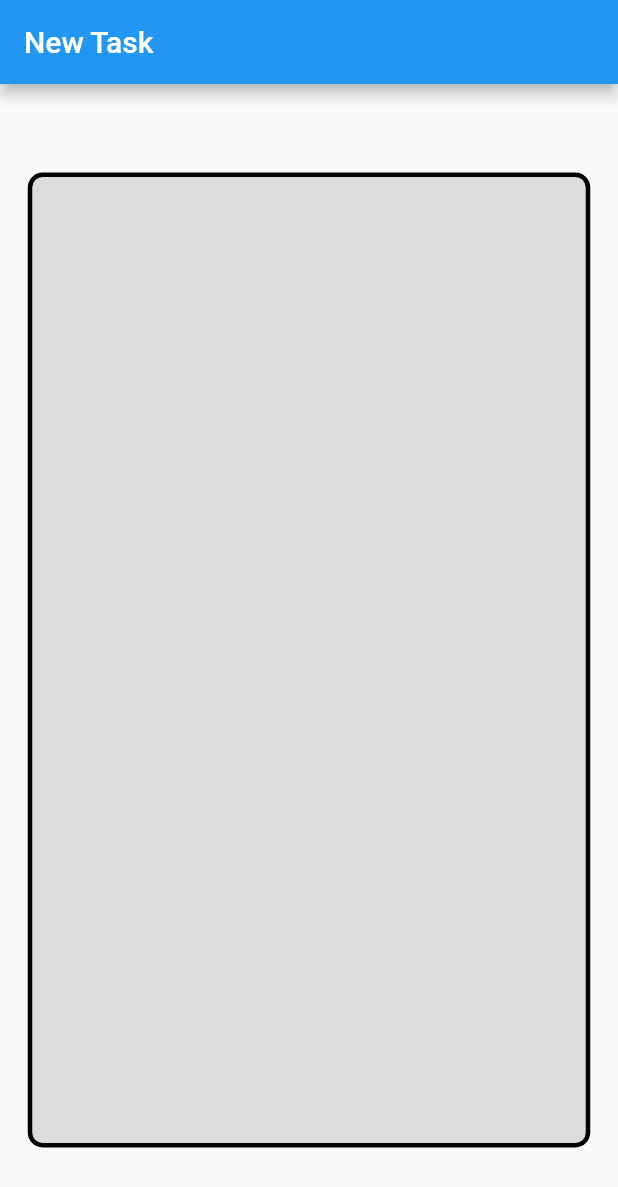
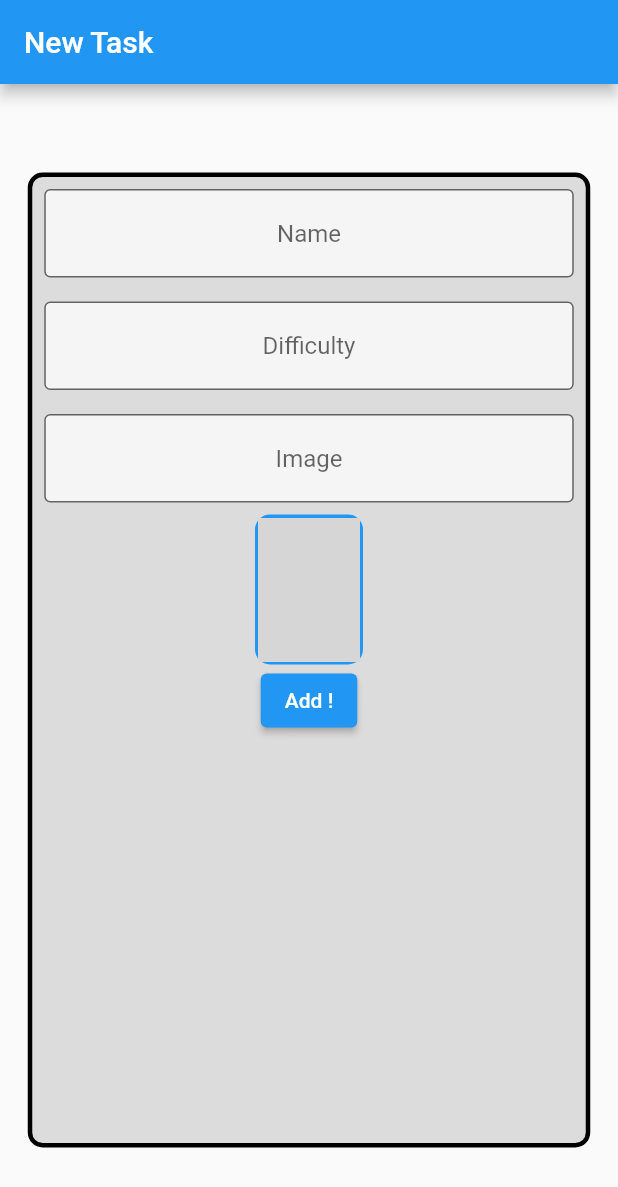
Before and after one commit to EduardoBritto22/task_force, a Flutter app: the screen it shows after launch, on a phone screen of 412 x 824 dp. Shown: the top 1187 px of the screen. Run offline on Flutter 3.47's test engine with Material 2 defaults, Android fonts, the phone set to English and light mode, and no system bars; network calls fail; grey boxes are pictures that could not be loaded.

Commit message:
- Add the form fields for name, difficulty and image

```diff
--- a/lib/screens/form_screen.dart
+++ b/lib/screens/form_screen.dart
@@ -8,6 +8,10 @@ class FormScreen extends StatefulWidget {
 }
 
 class _FormScreenState extends State<FormScreen> {
+  TextEditingController nameController = TextEditingController();
+  TextEditingController difficultyController = TextEditingController();
+  TextEditingController imageController = TextEditingController();
+
   @override
   Widget build(BuildContext context) {
     return Scaffold(
@@ -24,7 +28,62 @@ class _FormScreenState extends State<FormScreen> {
               border: Border.all(width: 3)),
           child: Column(
             children: [
+              Padding(
+                padding: const EdgeInsets.all(8.0),
+                child: TextFormField(
+                  textAlign: TextAlign.center,
+                  controller: nameController,
+                  decoration: InputDecoration(
+                      border: OutlineInputBorder(),
+                      hintText: 'Name',
+                      fillColor: Colors.white70,
+                      filled: true),
+                ),
+              ),
+              Padding(
+                padding: const EdgeInsets.all(8.0),
+                child: TextFormField(
+                  textAlign: TextAlign.center,
+                  controller: difficultyController,
+                  decoration: InputDecoration(
+                      border: OutlineInputBorder(),
+                      hintText: 'Difficulty',
+                      fillColor: Colors.white70,
+                      filled: true),
+                ),
+              ),
+              Padding(
+                padding: const EdgeInsets.all(8.0),
+                child: TextFormField(
+                  onChanged: (text){
+                    setState(() {
 
+                    });
+                  },
+                  textAlign: TextAlign.center,
+                  controller: imageController,
+                  decoration: InputDecoration(
+                      border: OutlineInputBorder(),
+                      hintText: 'Image',
+                      fillColor: Colors.white70,
+                      filled: true),
+                ),
+              ),
+              Container(
+                height: 100,
+                width: 72,
+                decoration: BoxDecoration(
+                  color: Colors.blue,
+                  borderRadius: BorderRadius.circular(10),
+                  border: Border.all(width: 2, color: Colors.blue)
+                ),
+                child: ClipRRect(
+                  borderRadius: BorderRadius.circular(10),
+                  child: Image.network(imageController.text, fit: BoxFit.cover),
+
+                ),
+              ),
+              ElevatedButton(onPressed: () {}, child: Text('Add !'))
             ],
           ),
         ),
```
